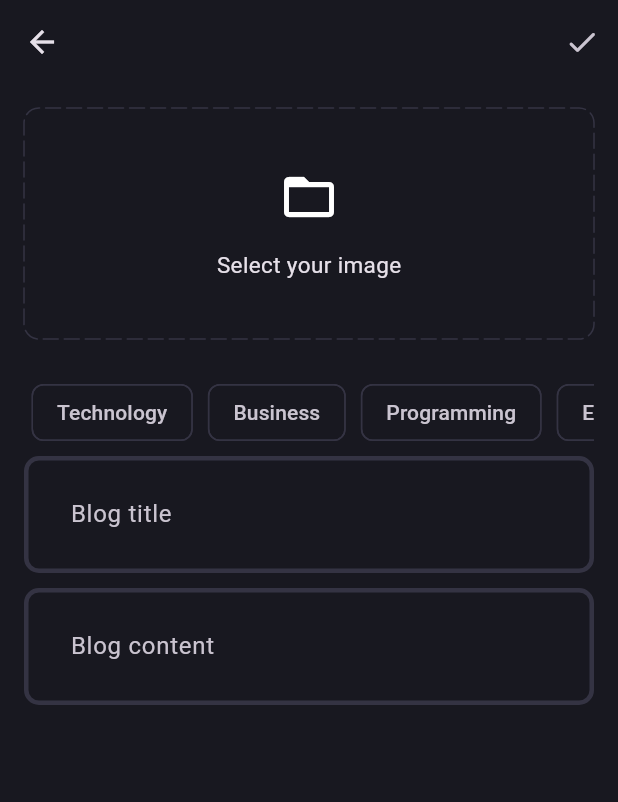
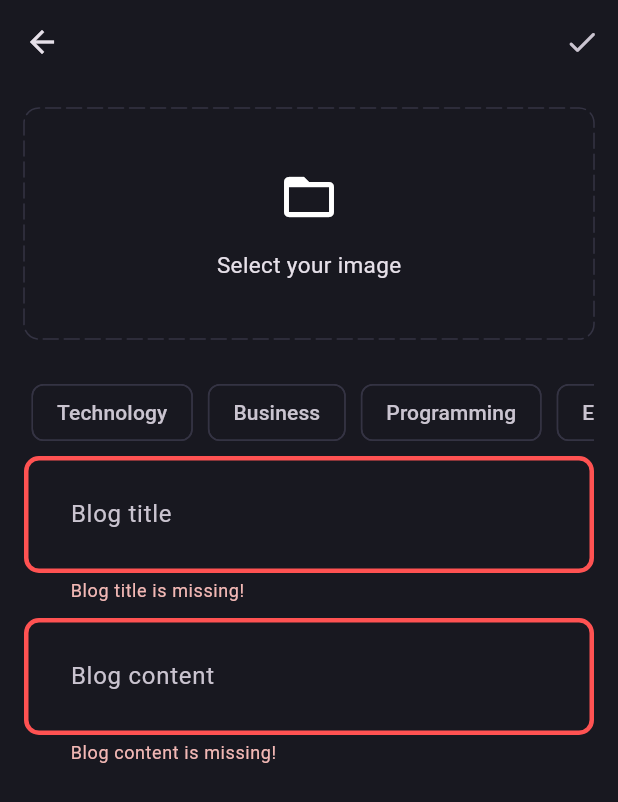
Before and after one commit to xiaoyoufung/flutter_clean_architecture, a Flutter app: the AddNewBlogPage screen opened directly, after a tap on the "done" icon, on a phone screen of 412 x 824 dp. Shown: the top 802 px of the screen. Run offline on Flutter 3.47's test engine with Material 3 defaults, Android fonts, the light colour scheme and no system bars; drawn by our look-alikes of dotted_border; our stand-ins replace flutter_bloc, fpdart, get_it, image_picker, supabase_flutter; accounts and stored records are empty.

Commit message:
Upload blog

```diff
--- a/lib/core/theme/theme.dart
+++ b/lib/core/theme/theme.dart
@@ -23,8 +23,10 @@
     ),
     inputDecorationTheme:  InputDecorationTheme(
       contentPadding: const EdgeInsets.all(27),
+      border: _border(),
       enabledBorder: _border(),
-      focusedBorder: _border(AppPallete.gradient2)
+      focusedBorder: _border(AppPallete.gradient2),
+      errorBorder: _border(AppPallete.errorColor)
     ),
   );
 }
--- /dev/null
+++ b/lib/features/blog/data/models/blog_model.dart
@@ -0,0 +1,56 @@
+import 'package:blog_app/features/blog/domain/entities/blog.dart';
+
+class BlogModel extends Blog {
+  BlogModel({
+    required super.id,
+    required super.posterId,
+    required super.title,
+    required super.content,
+    required super.imageUrl,
+    required super.topics,
+    required super.updatedAt,
+  });
+
+  Map<String, dynamic> toJson() {
+    return <String, dynamic>{
+      'id': id,
+      'poster_id': posterId,
+      'title': title,
+      'content': content,
+      'image_url': imageUrl,
+      'topics': topics,
+      'updated_at': updatedAt.toIso8601String(),
+    };
+  }
+
+  factory BlogModel.fromJson(Map<String, dynamic> map) {
+    return BlogModel(
+      id: map['id'] as String,
+      posterId: map['poster_id'] as String,
+      title: map['title'] as String,
+      content: map['content'] as String,
+      imageUrl: map['image_url'] as String,
+      topics: List<String>.from(map['topics'] ?? []),
+      updatedAt: map['updated_at'] == null
+          ? DateTime.now()
+          : DateTime.parse(map['updated_at']),
+    );
+  }
+
+  BlogModel copyWith({
+    String? title,
+    String? content,
+    String? imageUrl,
+    List<String>? topics,
+    DateTime? updatedAt,
+  }) {
+    return BlogModel(
+        id: id,
+        posterId: posterId,
+        title: title ?? this.title,
+        content: content ?? this.content,
+        imageUrl: imageUrl ?? this.imageUrl,
+        topics: topics ?? this.topics,
+        updatedAt: updatedAt ?? this.updatedAt);
+  }
+}
--- /dev/null
+++ b/lib/features/blog/data/models/blog_remote_data_source.dart
@@ -0,0 +1,40 @@
+import 'dart:io';
+import 'package:blog_app/core/error/exceptions.dart';
+import 'package:blog_app/features/blog/data/models/blog_model.dart';
+import 'package:supabase_flutter/supabase_flutter.dart';
+
+abstract interface class BlogRemoteDataSource {
+  Future<BlogModel> uploadBlog(BlogModel blog);
+  Future<String> uploadBlogImage({
+    required File image,
+    required BlogModel blog,
+});
+}
+
+class BlogRemoteDataSourceImpl implements BlogRemoteDataSource {
+  final SupabaseClient supabaseClient;
+
+  BlogRemoteDataSourceImpl(this.supabaseClient);
+
+  @override
+  Future<BlogModel> uploadBlog(BlogModel blog) async {
+    try {
+      final blogData =
+          await supabaseClient.from('blogs').insert(blog.toJson()).select();
+      return BlogModel.fromJson(blogData.first);
+    } catch (e) {
+      print(e);
+      throw ServerException(e.toString());
+    }
+  }
+
+  @override
+  Future<String> uploadBlogImage({required File image, required BlogModel blog}) async {
+    try{
+      await supabaseClient.storage.from('blog_images').upload(blog.id, image);
+      return supabaseClient.storage.from('blog_images').getPublicUrl(blog.id);
+    } catch(e){
+      throw ServerException(e.toString());
+    }
+  }
+}
--- /dev/null
+++ b/lib/features/blog/domain/entities/blog.dart
@@ -0,0 +1,19 @@
+import 'package:blog_app/features/blog/data/models/blog_model.dart';
+
+class Blog {
+  final String id;
+  final String posterId;
+  final String title;
+  final String content;
+  final String imageUrl;
+  final List<String> topics;
+  final DateTime updatedAt;
+
+  Blog({required this.id,
+    required this.posterId,
+    required this.title,
+    required this.content,
+    required this.imageUrl,
+    required this.topics,
+    required this.updatedAt});
+}
--- /dev/null
+++ b/lib/features/blog/domain/repositories/blog_repository.dart
@@ -0,0 +1,14 @@
+import 'dart:io';
+import 'package:blog_app/core/error/failure.dart';
+import 'package:blog_app/features/blog/domain/entities/blog.dart';
+import 'package:fpdart/fpdart.dart';
+
+abstract interface class BlogRepository{
+  Future<Either<Failure, Blog>> uploadBlog({
+    required File image,
+    required String title,
+    required String content,
+    required String posterId,
+    required List<String> topics,
+});
+}
--- /dev/null
+++ b/lib/features/blog/domain/usecases/upload_blog.dart
@@ -0,0 +1,38 @@
+import 'dart:io';
+import 'package:blog_app/core/error/failure.dart';
+import 'package:blog_app/core/usecase/usecase.dart';
+import 'package:blog_app/features/blog/domain/entities/blog.dart';
+import 'package:blog_app/features/blog/domain/repositories/blog_repository.dart';
+import 'package:fpdart/fpdart.dart';
+
+class UploadBlog implements UseCase<Blog, UploadBlogParams> {
+  final BlogRepository blogRepository;
+  UploadBlog(this.blogRepository);
+
+  @override
+  Future<Either<Failure, Blog>> call(UploadBlogParams params) async {
+    return await blogRepository.uploadBlog(
+      image: params.image,
+      title: params.title,
+      content: params.content,
+      posterId: params.posterId,
+      topics: params.topics,
+    );
+  }
+}
+
+class UploadBlogParams {
+  final String posterId;
+  final String title;
+  final String content;
+  final File image;
+  final List<String> topics;
+
+  UploadBlogParams({
+    required this.posterId,
+    required this.title,
+    required this.content,
+    required this.image,
+    required this.topics,
+  });
+}
--- /dev/null
+++ b/lib/features/blog/presentation/bloc/blog_bloc.dart
@@ -0,0 +1,34 @@
+import 'dart:io';
+import 'package:blog_app/features/blog/domain/usecases/upload_blog.dart';
+import 'package:flutter/cupertino.dart';
+import 'package:flutter_bloc/flutter_bloc.dart';
+
+part 'blog_state.dart';
+part 'blog_event.dart';
+
+class BlogBloc extends Bloc<BlogEvent, BlogState> {
+  final UploadBlog uploadBlog;
+
+  BlogBloc(this.uploadBlog) : super(BlogInitial()) {
+    on<BlogEvent>((event, emit) => emit(BlogLoading()));
+    on<BlogUpload>(_onBlogUpload);
+  }
+
+  void _onBlogUpload(
+    BlogUpload event,
+    Emitter<BlogState> emit,
+  ) async {
+    final res = await uploadBlog(UploadBlogParams(
+      posterId: event.posterId,
+      title: event.title,
+      content: event.content,
+      image: event.image,
+      topics: event.topics,
+    ));
+
+    res.fold(
+      (l) => emit(BlogFailure(l.message)),
+      (r) => emit(BlogSuccess()),
+    );
+  }
+}
--- /dev/null
+++ b/lib/features/blog/presentation/bloc/blog_event.dart
@@ -0,0 +1,20 @@
+part of 'blog_bloc.dart';
+
+@immutable
+sealed class BlogEvent {}
+
+final class BlogUpload extends BlogEvent {
+  final String posterId;
+  final String title;
+  final String content;
+  final File image;
+  final List<String> topics;
+
+  BlogUpload({
+    required this.posterId,
+    required this.title,
+    required this.content,
+    required this.image,
+    required this.topics,
+  });
+}
--- /dev/null
+++ b/lib/features/blog/presentation/bloc/blog_state.dart
@@ -0,0 +1,15 @@
+part of 'blog_bloc.dart';
+
+@immutable
+sealed class BlogState{}
+
+final class BlogInitial extends BlogState {}
+
+final class BlogLoading extends BlogState {}
+
+final class BlogFailure extends BlogState {
+  final String error;
+  BlogFailure(this.error);
+}
+
+final class BlogSuccess extends BlogState {}
--- a/lib/features/blog/presentation/pages/add_new_blog_page.dart
+++ b/lib/features/blog/presentation/pages/add_new_blog_page.dart
@@ -1,9 +1,15 @@
 import 'dart:io';
+import 'package:blog_app/core/common/cubits/app_user/app_user_cubit.dart';
+import 'package:blog_app/core/common/widgets/loader.dart';
 import 'package:blog_app/core/theme/app_palette.dart';
 import 'package:blog_app/core/utils/pick_image.dart';
+import 'package:blog_app/core/utils/show_snackbar.dart';
+import 'package:blog_app/features/blog/presentation/bloc/blog_bloc.dart';
+import 'package:blog_app/features/blog/presentation/pages/blog_page.dart';
 import 'package:blog_app/features/blog/presentation/widgets/blog_editor.dart';
 import 'package:dotted_border/dotted_border.dart';
 import 'package:flutter/material.dart';
+import 'package:flutter_bloc/flutter_bloc.dart';
 
 class AddNewBlogPage extends StatefulWidget {
   static route() =>
@@ -18,8 +24,25 @@
 class _AddNewBlogPageState extends State<AddNewBlogPage> {
   final titleController = TextEditingController();
   final contentController = TextEditingController();
+  final formKey = GlobalKey<FormState>();
   List<String> selectedTopics = [];
   File? image;
+
+  void uploadBlog() {
+    if (formKey.currentState!.validate() &&
+        selectedTopics.isNotEmpty &&
+        image != null) {
+      final posterId =
+          (context.read<AppUserCubit>().state as AppUserLoggedIn).user.id;
+      context.read<BlogBloc>().add(BlogUpload(
+            posterId: posterId,
+            title: titleController.text.trim(),
+            content: contentController.text.trim(),
+            image: image!,
+            topics: selectedTopics,
+          ));
+    }
+  }
 
   void selectImage() async {
     final pickedImage = await pickImage();
@@ -41,14 +64,32 @@
       appBar: AppBar(
         actions: [
           IconButton(
-            onPressed: () {},
+            onPressed: () {
+              uploadBlog();
+            },
             icon: const Icon(Icons.done_rounded),
           )
         ],
       ),
-      body: SingleChildScrollView(
+      body: BlocConsumer<BlogBloc, BlogState>(listener: (context, state) {
+        if (state is BlogFailure) {
+          showSnackbar(context, state.error);
+        } else if (state is BlogSuccess) {
+          Navigator.pushAndRemoveUntil(
+            context,
+            BlogPage.route(),
+            (route) => false,
+          );
+        }
+      }, builder: (context, state) {
+        if(state is BlogLoading){
+          return const Loader();
+        }
+        return SingleChildScrollView(
           child: Padding(
             padding: const EdgeInsets.all(16.0),
+            child: Form(
+              key: formKey,
               child: Column(
                 children: [
                   image != null
@@ -99,8 +140,12 @@
                   SingleChildScrollView(
                     scrollDirection: Axis.horizontal,
                     child: Row(
-                  children:
-                      ['Technology', 'Business', 'Programming', 'Entertainment']
+                      children: [
+                        'Technology',
+                        'Business',
+                        'Programming',
+                        'Entertainment'
+                      ]
                           .map(
                             (e) => Padding(
                               padding: const EdgeInsets.all(5.0),
@@ -131,7 +176,8 @@
                           .toList(),
                     ),
                   ),
-              BlogEditor(controller: titleController, hintText: "Blog title"),
+                  BlogEditor(
+                      controller: titleController, hintText: "Blog title"),
                   const SizedBox(height: 10),
                   BlogEditor(
                       controller: contentController, hintText: "Blog content"),
@@ -140,5 +186,7 @@
             ),
           ),
         );
+      }),
+    );
   }
 }
--- a/lib/features/blog/presentation/pages/blog_page.dart
+++ b/lib/features/blog/presentation/pages/blog_page.dart
@@ -4,6 +4,7 @@
 import 'package:flutter/material.dart';
 
 class BlogPage extends StatelessWidget {
+  static route() => MaterialPageRoute(builder: (context) => BlogPage());
   const BlogPage({super.key});
 
   @override
--- a/lib/features/blog/presentation/widgets/blog_editor.dart
+++ b/lib/features/blog/presentation/widgets/blog_editor.dart
@@ -18,6 +18,12 @@
         hintText: hintText
       ),
       maxLines: null,
+      validator: (value){
+        if(value!.trim().isEmpty){
+          return '$hintText is missing!';
+        }
+        return null;
+      },
     );
   }
 }
--- a/lib/main.dart
+++ b/lib/main.dart
@@ -2,6 +2,7 @@
 import 'package:blog_app/core/theme/theme.dart';
 import 'package:blog_app/features/auth/presentation/bloc/auth_bloc.dart';
 import 'package:blog_app/features/auth/presentation/pages/login_page.dart';
+import 'package:blog_app/features/blog/presentation/bloc/blog_bloc.dart';
 import 'package:blog_app/features/blog/presentation/pages/blog_page.dart';
 import 'package:blog_app/init_dependencies.dart';
 import 'package:flutter/material.dart';
@@ -13,7 +14,8 @@
   runApp(MultiBlocProvider(
     providers: [
       BlocProvider(create: (_) => serviceLocator<AppUserCubit>()),
-      BlocProvider(create: (_) => serviceLocator<AuthBloc>())
+      BlocProvider(create: (_) => serviceLocator<AuthBloc>()),
+      BlocProvider(create: (_) => serviceLocator<BlogBloc>()),
     ],
     child: const MyApp(),
   ));
--- a/pubspec.yaml
+++ b/pubspec.yaml
@@ -41,6 +41,7 @@
   get_it: ^8.0.3
   dotted_border: ^2.1.0
   image_picker: ^1.1.2
+  uuid: ^4.5.1
 
 dev_dependencies:
   flutter_test:
```
Also changed, not shown: lib/features/blog/domain/repositories/blog_repository_impl.dart (added, +47 -0 lines), lib/init_dependencies.dart (+34 -0 lines), pubspec.lock. Lines whose indentation alone changed are shown as unchanged.
